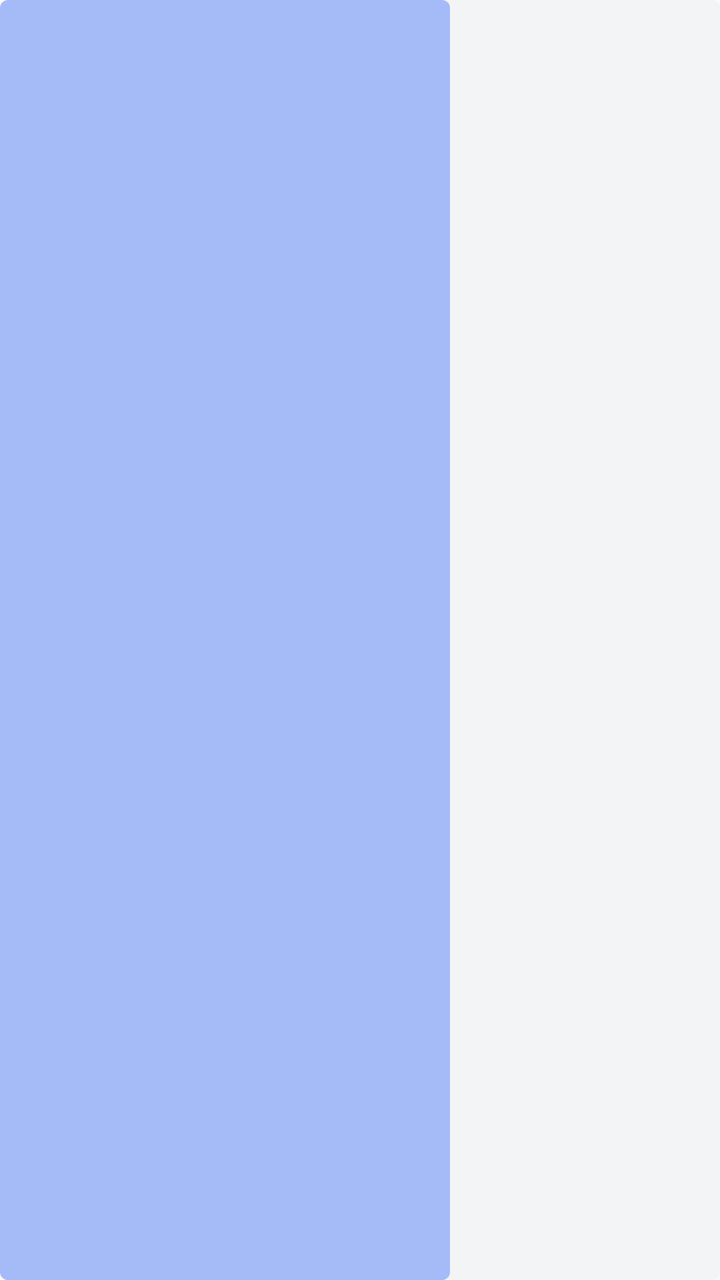
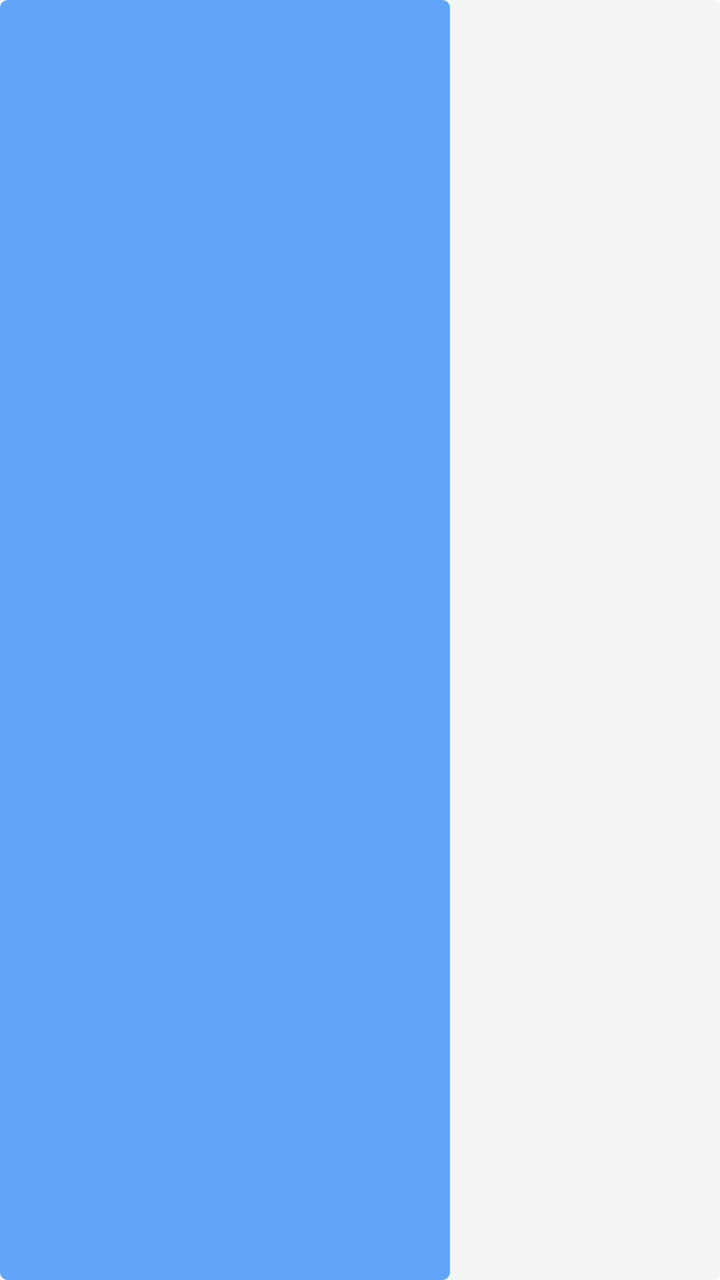

An Android layout rendered at two revisions. The XML below is the earlier revision; the diff shows what the commit changed to produce the second picture.
<!-- AndroidManifest.xml: application theme AppTheme -->
<!-- res/layout/widget_progress_exercise_dark.xml -->
<ProgressBar xmlns:android="http://schemas.android.com/apk/res/android" android:id="@+id/widget_progress" style="?android:attr/progressBarStyleHorizontal" android:layout_width="match_parent" android:layout_height="6dp" android:max="10000" android:progress="6250" android:indeterminate="false" android:progressDrawable="@drawable/widget_progress" android:progressTint="@color/widget_exercise_dark_rail" android:progressBackgroundTint="#4D9BB1CA"/>
<!-- resources referenced by this layout -->
<resources>
  <color name="widget_exercise_dark_rail">#a5bbf8</color>
  <!-- drawable widget_progress (drawable) -->
  <layer-list xmlns:android="http://schemas.android.com/apk/res/android">
      <item android:id="@android:id/background">
          <shape><corners android:radius="4dp"/><solid android:color="#4D9BB1CA"/></shape>
      </item>
      <item android:id="@android:id/progress">
          <scale android:scaleWidth="100%" android:scaleGravity="left"><shape><corners android:radius="4dp"/><solid android:color="#FFB987"/></shape></scale>
      </item>
  </layer-list>
  <style name="AppTheme" parent="Theme.AppCompat.Light.DarkActionBar">
          
          <item name="colorPrimary">@color/colorPrimary</item>
          <item name="colorPrimaryDark">@color/colorPrimaryDark</item>
          <item name="colorAccent">@color/colorAccent</item>
      </style>
</resources>

<!-- the commit's change to res/layout/widget_progress_exercise_dark.xml (unified diff, before → after) -->
@@ -1 +1 @@
-<ProgressBar xmlns:android="http://schemas.android.com/apk/res/android" android:id="@+id/widget_progress" style="?android:attr/progressBarStyleHorizontal" android:layout_width="match_parent" android:layout_height="6dp" android:max="10000" android:progress="6250" android:indeterminate="false" android:progressDrawable="@drawable/widget_progress" android:progressTint="@color/widget_exercise_dark_rail" android:progressBackgroundTint="#4D9BB1CA"/>
+<ProgressBar xmlns:android="http://schemas.android.com/apk/res/android" android:id="@+id/widget_progress" style="?android:attr/progressBarStyleHorizontal" android:layout_width="match_parent" android:layout_height="6dp" android:max="10000" android:progress="6250" android:indeterminate="false" android:progressDrawable="@drawable/widget_progress" android:progressTint="@color/widget_exercise_bright" android:progressBackgroundTint="#4D9BB1CA"/>
<!-- resource entries referenced after the edit -->
@@ -1,6 +1,6 @@
 <!-- resources referenced by this layout -->
 <resources>
-  <color name="widget_exercise_dark_rail">#a5bbf8</color>
+  <color name="widget_exercise_bright">#60A5FA</color>
   <!-- drawable widget_progress (drawable) -->
   <layer-list xmlns:android="http://schemas.android.com/apk/res/android">
       <item android:id="@android:id/background">
